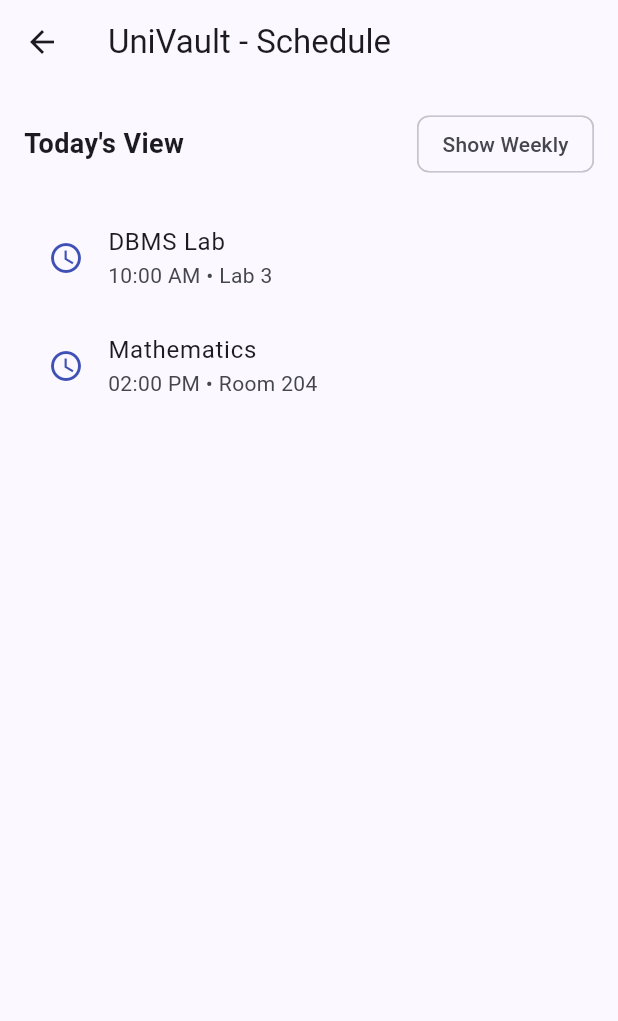
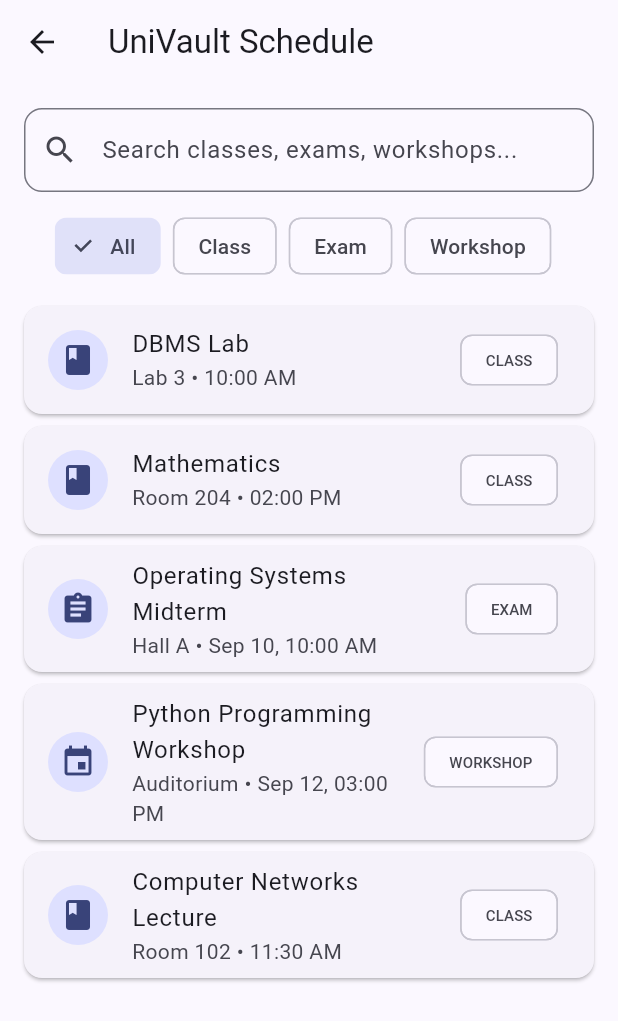
Before and after one commit to JasonRedd/campus_intelligence, a Flutter app: the ScheduleScreen screen opened directly, on a phone screen of 412 x 824 dp. Shown: the top 1021 px of the screen. Run offline on Flutter 3.47's test engine with Material 3 defaults, Android fonts, the phone set to English and light mode, and no system bars; our stand-ins replace shared_preferences; accounts and stored records are empty.

Commit message:
feat: add real-time search bar and category filter chips to UniVault schedule view

```diff
--- a/lib/screens/schedule_screen.dart
+++ b/lib/screens/schedule_screen.dart
@@ -1,4 +1,5 @@
 import 'package:flutter/material.dart';
+import '../models/task_item.dart';
 
 class ScheduleScreen extends StatefulWidget {
   const ScheduleScreen({super.key});
@@ -8,72 +9,123 @@ class ScheduleScreen extends StatefulWidget {
 }
 
 class _ScheduleScreenState extends State<ScheduleScreen> {
-  bool _showWeekly = false;
+  final TextEditingController _searchController = TextEditingController();
+  String _selectedCategory = 'All';
+
+  final List<TaskItem> _allScheduleItems = [
+    TaskItem(id: '1', title: 'DBMS Lab', subtitle: 'Lab 3 • 10:00 AM', category: 'class'),
+    TaskItem(id: '2', title: 'Mathematics', subtitle: 'Room 204 • 02:00 PM', category: 'class'),
+    TaskItem(id: '3', title: 'Operating Systems Midterm', subtitle: 'Hall A • Sep 10, 10:00 AM', category: 'exam'),
+    TaskItem(id: '4', title: 'Python Programming Workshop', subtitle: 'Auditorium • Sep 12, 03:00 PM', category: 'workshop'),
+    TaskItem(id: '5', title: 'Computer Networks Lecture', subtitle: 'Room 102 • 11:30 AM', category: 'class'),
+  ];
+
+  @override
+  void dispose() {
+    _searchController.dispose();
+    super.dispose();
+  }
 
   @override
   Widget build(BuildContext context) {
+    final query = _searchController.text.toLowerCase();
+
+    // Filter items based on search query and category selection
+    final filteredItems = _allScheduleItems.where((item) {
+      final matchesQuery = item.title.toLowerCase().contains(query) ||
+          item.subtitle.toLowerCase().contains(query);
+      final matchesCategory = _selectedCategory == 'All' ||
+          item.category.toLowerCase() == _selectedCategory.toLowerCase();
+      return matchesQuery && matchesCategory;
+    }).toList();
+
     return Scaffold(
       appBar: AppBar(
-        title: const Text('UniVault - Schedule'),
+        title: const Text('UniVault Schedule'),
       ),
       body: Padding(
         padding: const EdgeInsets.all(16.0),
         child: Column(
           children: [
-            // Interactive Toggle State
-            Row(
-              mainAxisAlignment: MainAxisAlignment.spaceBetween,
-              children: [
-                Text(
-                  _showWeekly ? 'Weekly View' : 'Today\'s View',
-                  style: const TextStyle(fontSize: 18, fontWeight: FontWeight.bold),
-                ),
-                FilterChip(
-                  label: Text(_showWeekly ? 'Show Today' : 'Show Weekly'),
-                  selected: _showWeekly,
-                  onSelected: (bool selected) {
+            // Search Input Field
+            TextField(
+              controller: _searchController,
+              decoration: InputDecoration(
+                hintText: 'Search classes, exams, workshops...',
+                prefixIcon: const Icon(Icons.search),
+                suffixIcon: _searchController.text.isNotEmpty
+                    ? IconButton(
+                        icon: const Icon(Icons.clear),
+                        onPressed: () {
                           setState(() {
-                      _showWeekly = selected;
+                            _searchController.clear();
                           });
                         },
+                      )
+                    : null,
+                border: OutlineInputBorder(
+                  borderRadius: BorderRadius.circular(12.0),
                 ),
-              ],
+              ),
+              onChanged: (_) => setState(() {}),
+            ),
+            const SizedBox(height: 12),
+
+            // Category Filter Chips
+            SingleChildScrollView(
+              scrollDirection: Axis.horizontal,
+              child: Row(
+                children: ['All', 'Class', 'Exam', 'Workshop'].map((category) {
+                  final isSelected = _selectedCategory == category;
+                  return Padding(
+                    padding: const EdgeInsets.only(right: 8.0),
+                    child: ChoiceChip(
+                      label: Text(category),
+                      selected: isSelected,
+                      onSelected: (selected) {
+                        if (selected) {
+                          setState(() {
+                            _selectedCategory = category;
+                          });
+                        }
+                      },
+                    ),
+                  );
+                }).toList(),
+              ),
             ),
             const SizedBox(height: 16),
 
-            // Dynamic Schedule Content
+            // Filtered Schedule List
             Expanded(
-              child: ListView(
-                children: _showWeekly
-                    ? const [
-                        ListTile(
-                          leading: Icon(Icons.calendar_today, color: Colors.indigo),
-                          title: Text('Monday: DBMS Lab'),
-                          subtitle: Text('10:00 AM - Lab 3'),
+              child: filteredItems.isEmpty
+                  ? const Center(
+                      child: Text(
+                        'No matching events found',
+                        style: TextStyle(color: Colors.grey),
                       ),
-                        ListTile(
-                          leading: Icon(Icons.calendar_today, color: Colors.indigo),
-                          title: Text('Tuesday: Mathematics'),
-                          subtitle: Text('02:00 PM - Room 204'),
+                    )
+                  : ListView.builder(
+                      itemCount: filteredItems.length,
+                      itemBuilder: (context, index) {
+                        final item = filteredItems[index];
+                        return Card(
+                          margin: const EdgeInsets.only(bottom: 8.0),
+                          child: ListTile(
+                            leading: CircleAvatar(
+                              child: Icon(_getCategoryIcon(item.category)),
                             ),
-                        ListTile(
-                          leading: Icon(Icons.calendar_today, color: Colors.indigo),
-                          title: Text('Wednesday: OS Theory'),
-                          subtitle: Text('11:00 AM - Room 102'),
+                            title: Text(item.title),
+                            subtitle: Text(item.subtitle),
+                            trailing: Chip(
+                              label: Text(
+                                item.category.toUpperCase(),
+                                style: const TextStyle(fontSize: 10),
                               ),
-                      ]
-                    : const [
-                        ListTile(
-                          leading: Icon(Icons.access_time, color: Colors.indigo),
-                          title: Text('DBMS Lab'),
-                          subtitle: Text('10:00 AM • Lab 3'),
                             ),
-                        ListTile(
-                          leading: Icon(Icons.access_time, color: Colors.indigo),
-                          title: Text('Mathematics'),
-                          subtitle: Text('02:00 PM • Room 204'),
                           ),
-                      ],
+                        );
+                      },
                     ),
             ),
           ],
@@ -81,4 +133,17 @@ class _ScheduleScreenState extends State<ScheduleScreen> {
       ),
     );
   }
+
+  IconData _getCategoryIcon(String category) {
+    switch (category.toLowerCase()) {
+      case 'class':
+        return Icons.class_;
+      case 'exam':
+        return Icons.assignment;
+      case 'workshop':
+        return Icons.event;
+      default:
+        return Icons.schedule;
     }
+  }
+}
```
Lines whose indentation alone changed are shown as unchanged.
